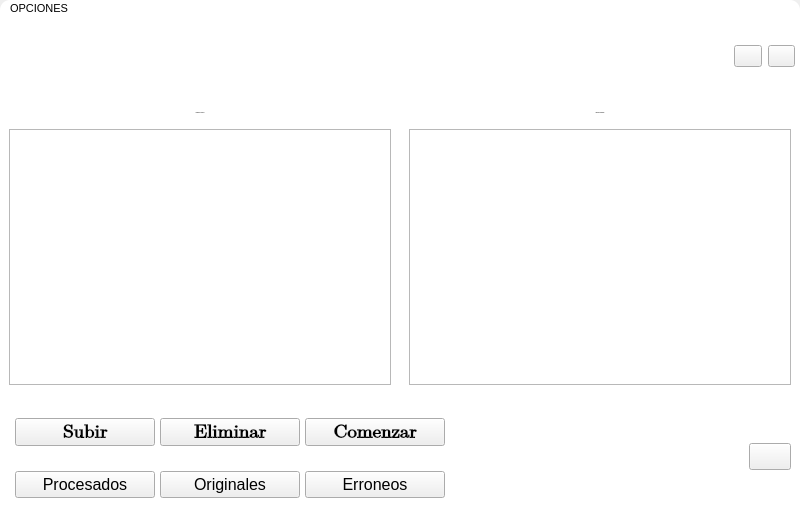
Old version of the form App/Front/ventanasui/V_KWESTE.ui in the repository LAngelVp/ProccessRMPG73.
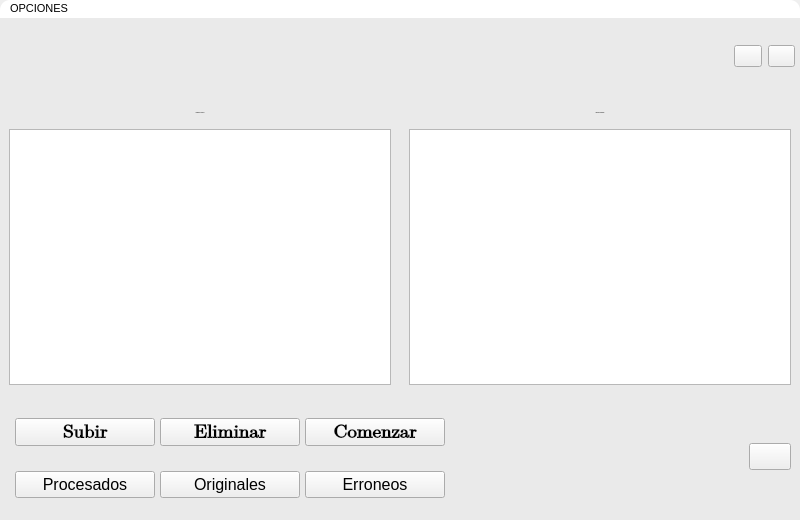
New version of the form. Icons and pictures are not drawn.

Patch:
```diff
--- a/App/Front/ventanasui/V_KWESTE.ui
+++ b/App/Front/ventanasui/V_KWESTE.ui
@@ -33,7 +33,7 @@
 max-height:520px;
 }
 #WPrincipal{
-background-color: rgb(255, 255, 255);
+background-color: rgb(234, 234, 234);
 }
 [objectName^=&quot;btc_btc&quot;]{
 background-color: transparent;
```
